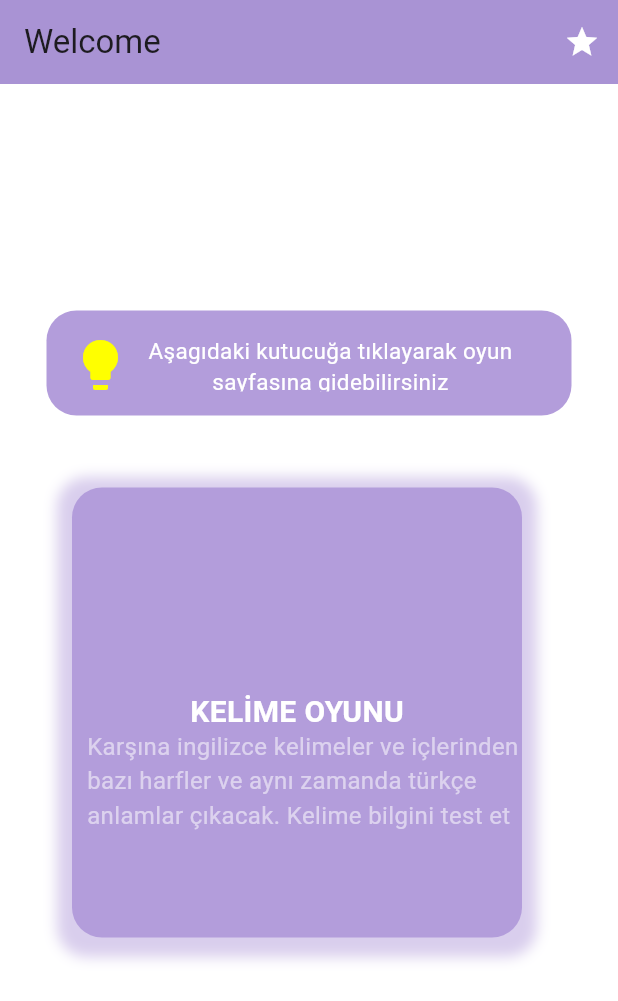
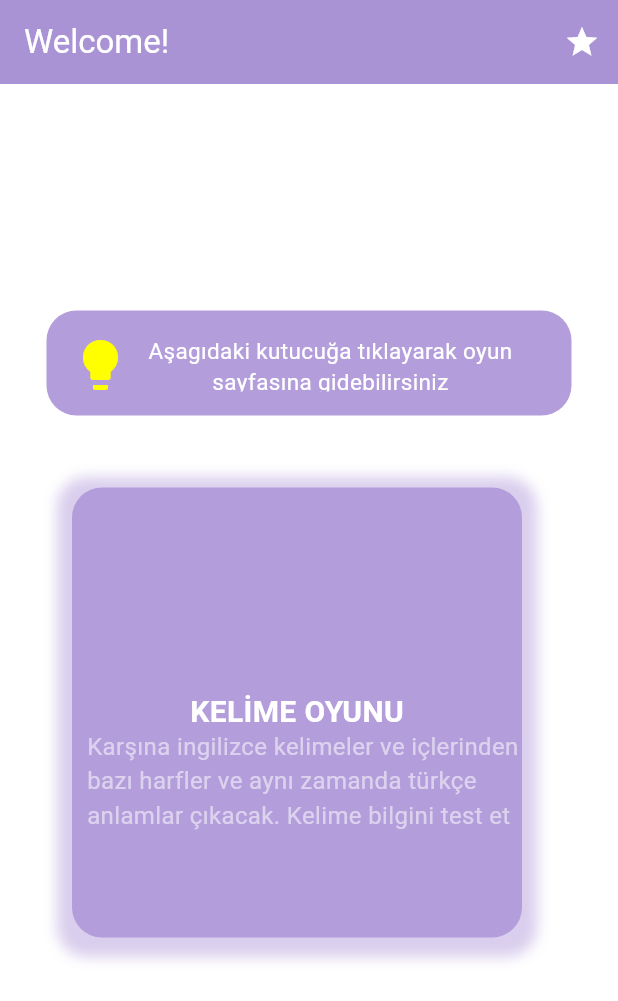
Before and after one commit to yas7ngzl0/vocafun, a Flutter app: the screen it shows after launch, on a phone screen of 412 x 824 dp. Shown: the top 1001 px of the screen. Run offline on Flutter 3.47's test engine with Material 3 defaults, Android fonts, the phone set to English and light mode, and no system bars; our stand-ins replace fluttertoast, sqflite; accounts and stored records are empty; project files that could hold a hidden picture were left out.

Commit message:
Now, saved words can be deleted, and interface changes have been made

```diff
--- a/lib/main.dart
+++ b/lib/main.dart
@@ -16,12 +16,18 @@ class MyApp extends StatelessWidget {
 
   @override
   Widget build(BuildContext context) {
+
     return MaterialApp(
+      /*theme: ThemeData.light(), // Varsayılan tema
+      darkTheme: ThemeData.dark(), // Koyu tema
+      themeMode: ThemeMode.system, // Sistem temasını kullan*/
+
       home: Scaffold(
         backgroundColor: Colors.white,
         appBar: AppBar(
           backgroundColor: Colors.deepPurple[200],
-          title: const Text('Welcome'), // Doğrudan Text widget'ını kullan
+          title: const Text('Welcome!',
+            style: TextStyle(color: Colors.white),),
           elevation: 10.0,
           actions: [
             Builder(
--- a/lib/word_game_screen.dart
+++ b/lib/word_game_screen.dart
@@ -31,7 +31,7 @@ class WordGameScreen extends StatelessWidget {
             children: [
               Text(
                 'Dil Seviyesi Seçimi',
-                style: TextStyle(fontSize: 18),
+                style: TextStyle(fontSize: 18,color: Colors.black),
               ),
               SizedBox(height: 20),
               Container(
@@ -300,7 +300,8 @@ class _GameWidgetState extends State<GameWidget> {
                       left: 100,
                       child: ElevatedButton(
                         style: ButtonStyle(
-                          shape: MaterialStateProperty.all(RoundedRectangleBorder(
+                            backgroundColor: MaterialStateProperty.all(Colors.white),
+                            shape: MaterialStateProperty.all(RoundedRectangleBorder(
                             borderRadius: BorderRadius.circular(0.0),),)
                         ),
                       onPressed: () {
```
Also changed, not shown: lib/second_page.dart (+40 -1 lines).
